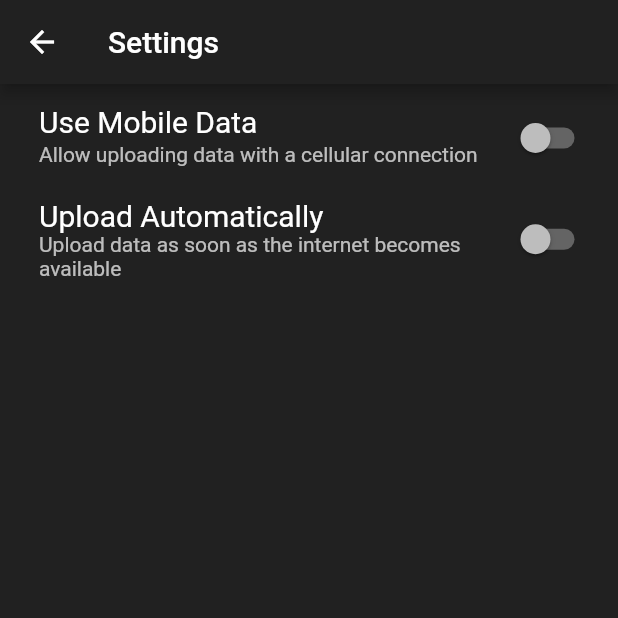
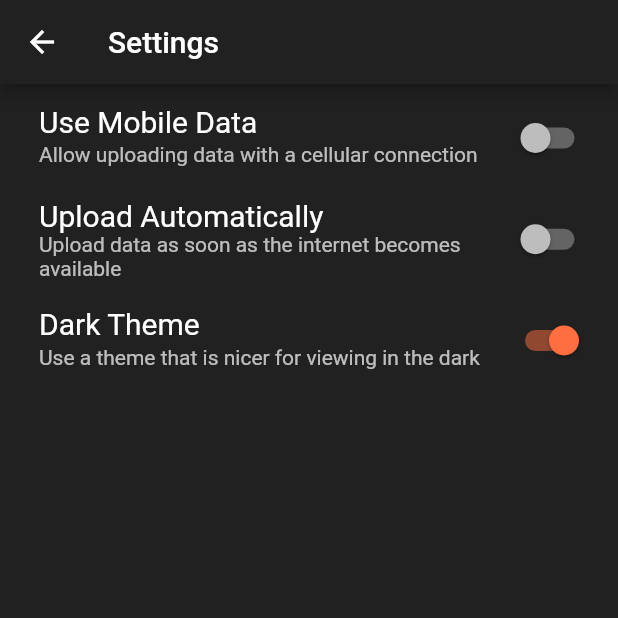
Before and after one commit to Ndimande/Oltrac-project, a Flutter app: the SettingsScreen screen opened by its route, on a phone screen of 412 x 824 dp, the top half of it. Run offline on Flutter 3.47's test engine with Material 2 defaults, Android fonts, the phone set to English and light mode, and no system bars; our stand-ins replace flutter_mobx, geolocator, mobx, package_info, sqflite, timeago; missing offline and left inert: flutter_nfc_reader; accounts and stored records are empty; generated files the repository leaves out were written again.

Commit message:
layout consistent. Everything working

```diff
--- a/lib/app_config.dart
+++ b/lib/app_config.dart
@@ -24,6 +24,12 @@ class AppConfig {
   /// The title of the app
   static const appTitle = 'OlTrace';
 
+  static const defaultAppSettings = <String, dynamic>{
+    'mobile_data': false,
+    'upload_automatically': false,
+    'dark_theme': true
+  };
+
   /// The sqlite database filename
   static const databaseFilename = 'oltrace.db';
 
@@ -39,27 +45,52 @@ class AppConfig {
 
   static final textColor2 = Colors.grey[500];
 
-  static final _dividerThemeData = DividerThemeData(
-    thickness: 4,
-    space: 3,
-    indent: 10,
-    endIndent: 10,
-    color: accentColor,
+  /// Material app global theme data
+  static final olspsTheme = _olspsTheme;
+  static final darkTheme = _darkTheme;
+
+  static final migrations = appMigrations;
+}
+
+MaterialColor olracBlue = MaterialColor(0xFF458196, {
+  50: Color.fromRGBO(4, 131, 184, .1),
+  100: Color.fromRGBO(4, 131, 184, .2),
+  200: Color.fromRGBO(4, 131, 184, .3),
+  300: Color.fromRGBO(4, 131, 184, .4),
+  400: Color.fromRGBO(4, 131, 184, .5),
+  500: Color.fromRGBO(4, 131, 184, .6),
+  600: Color.fromRGBO(4, 131, 184, .7),
+  700: Color.fromRGBO(4, 131, 184, .8),
+  800: Color.fromRGBO(4, 131, 184, .9),
+  900: Color.fromRGBO(4, 131, 184, 1),
+});
+final _olspsTheme = ThemeData(
+  primarySwatch: olracBlue,
+  accentColor: olracBlue,
+  dialogTheme: DialogTheme(
+    titleTextStyle: TextStyle(fontSize: 32, color: Colors.black),
+    contentTextStyle: TextStyle(fontSize: 20, color: Colors.black),
+  ),
+  textTheme: TextTheme(
+    body1: TextStyle(color: Colors.black),
+    body2: TextStyle(color: Colors.black), // Drawer menu items
+    caption: TextStyle(color: Colors.black), // List item caption
+    subhead: TextStyle(color: Colors.black), // List item heading / Car items
+  ),
 );
 
-  /// Material app global theme data
-  static final materialAppTheme = ThemeData(
+final _darkTheme = ThemeData(
   snackBarTheme: SnackBarThemeData(
-      actionTextColor: accentColor,
+    actionTextColor: Colors.deepOrangeAccent,
     contentTextStyle: TextStyle(color: Colors.white, fontSize: 18),
     backgroundColor: Colors.black,
   ),
-    scaffoldBackgroundColor: AppConfig.backgroundColor,
+  scaffoldBackgroundColor: Colors.grey[900],
   cardTheme: CardTheme(
     margin: EdgeInsets.symmetric(horizontal: 10, vertical: 8),
   ),
   dialogTheme: DialogTheme(
-      backgroundColor: AppConfig.primarySwatchDark,
+    backgroundColor: Colors.grey[750],
     titleTextStyle: TextStyle(fontSize: 32),
     contentTextStyle: TextStyle(fontSize: 20),
   ),
@@ -78,7 +109,7 @@ class AppConfig {
     ),
     focusedBorder: OutlineInputBorder(
       borderSide: BorderSide(
-          color: AppConfig.accentColor,
+        color: Colors.deepOrangeAccent,
         width: 3,
       ),
     ),
@@ -94,7 +125,7 @@ class AppConfig {
     ),
     labelStyle: TextStyle(
       fontSize: 26,
-        color: AppConfig.primarySwatchDark,
+      color: Colors.grey[750],
     ),
     helperStyle: TextStyle(
       fontSize: 16,
@@ -104,48 +135,26 @@ class AppConfig {
     fillColor: Colors.pink,
     hoverColor: Colors.pink,
   ),
-    canvasColor: primarySwatchDark,
+  canvasColor: Colors.grey[750],
   buttonTheme: ButtonThemeData(
-      buttonColor: primarySwatch,
+    buttonColor: Colors.grey,
     textTheme: ButtonTextTheme.primary,
   ),
   textTheme: TextTheme(
-      body1: TextStyle(color: textColor1),
-      body2: TextStyle(color: textColor1), // Drawer menu items
-      button: TextStyle(color: Colors.pink),
-      display1: TextStyle(color: Colors.pink),
-      display2: TextStyle(color: Colors.pink),
-      display3: TextStyle(color: Colors.pink),
+    body1: TextStyle(color: Colors.white),
+    body2: TextStyle(color: Colors.white), // Drawer menu items
     caption: TextStyle(color: Colors.white70), // List item caption
-      title: TextStyle(color: Colors.pink),
-      subtitle: TextStyle(color: Colors.pink),
-      headline: TextStyle(color: Colors.pink),
-      subhead: TextStyle(color: textColor1), // List item heading / Car items
-      display4: TextStyle(color: Colors.pink),
-      overline: TextStyle(color: Colors.pink),
+    subhead: TextStyle(color: Colors.white), // List item heading / Car items
   ),
-    // Appears to do nothing
-    accentTextTheme: TextTheme(
-      body1: TextStyle(color: Colors.pink),
-      body2: TextStyle(color: Colors.pink), // Drawer menu items
-      button: TextStyle(color: Colors.pink),
-      display1: TextStyle(color: Colors.pink),
-      display2: TextStyle(color: Colors.pink),
-      display3: TextStyle(color: Colors.pink),
-      caption: TextStyle(color: Colors.pink), // List item caption
-      title: TextStyle(color: Colors.pink),
-      subtitle: TextStyle(color: Colors.pink),
-      headline: TextStyle(color: Colors.pink),
-      subhead: TextStyle(color: Colors.pink), // List item heading
-      display4: TextStyle(color: Colors.pink),
-      overline: TextStyle(color: Colors.pink),
+  backgroundColor: Colors.grey[900],
+  primarySwatch: Colors.grey,
+  accentColor: Colors.deepOrangeAccent,
+  dividerTheme: DividerThemeData(
+    thickness: 4,
+    space: 3,
+    indent: 10,
+    endIndent: 10,
+    color: Colors.deepOrangeAccent,
   ),
-    backgroundColor: backgroundColor,
-    primarySwatch: primarySwatch,
-    accentColor: accentColor,
-    dividerTheme: _dividerThemeData,
   brightness: Brightness.dark,
 );
-
-  static final migrations = appMigrations;
-}
--- a/lib/main.dart
+++ b/lib/main.dart
@@ -53,7 +53,7 @@ Future<AppStore> _initApp(AppStore appStore, Database database) async {
   appStore.packageInfo = await PackageInfo.fromPlatform();
 
   // Restore persisted data into app state
-  return await _restoreState(database, appStore);
+  return await _restoreState(appStore, database);
 }
 
 /// Run the database migrator which will create
@@ -65,7 +65,7 @@ Future<void> _migrateDatabase(Database database, bool resetDatabase) async {
 }
 
 /// Restore the saved state from the database and elsewhere.
-Future<AppStore> _restoreState(Database database, AppStore appStore) async {
+Future<AppStore> _restoreState(AppStore appStore, Database database) async {
   final tripRepo = TripRepository();
   final haulRepo = HaulRepository();
   final jsonRepo = JsonRepository();
@@ -75,6 +75,14 @@ Future<AppStore> _restoreState(Database database, AppStore appStore) async {
   final Map profile = await jsonRepo.get('profile');
   if (profile != null) {
     appStore.profile = Profile.fromMap(profile);
+  }
+
+  // Settings
+  final Map settings = await jsonRepo.get('settings');
+  if (settings != null) {
+    appStore.settings = settings;
+  } else {
+    appStore.settings = AppConfig.defaultAppSettings;
   }
 
   // Active trip
@@ -132,11 +140,16 @@ class OlTraceApp extends StatefulWidget {
   OlTraceApp(this._appStore, this.database);
 
   @override
-  State<StatefulWidget> createState() => OlTraceAppState();
+  State<StatefulWidget> createState() {
+    return OlTraceAppState();
+  }
 }
 
 class OlTraceAppState extends State<OlTraceApp> {
   final navigatorKey = GlobalKey<NavigatorState>();
+  ThemeData theme = AppConfig.darkTheme;
+
+  OlTraceAppState();
 
   @override
   void initState() {
@@ -162,7 +175,7 @@ class OlTraceAppState extends State<OlTraceApp> {
     return MaterialApp(
       navigatorKey: navigatorKey,
       title: AppConfig.appTitle,
-      theme: AppConfig.materialAppTheme,
+      theme: theme,
       initialRoute: 'splash',
       routes: {
         'splash': (context) => SplashScreen(),
@@ -172,7 +185,12 @@ class OlTraceAppState extends State<OlTraceApp> {
         '/fishing_methods': (context) => FishingMethodScreen(),
         '/welcome': (context) => WelcomeScreen(),
         '/trip_history': (context) => TripHistoryScreen(),
-        '/settings': (context) => SettingsScreen(),
+        '/settings': (context) => SettingsScreen(
+              theme,
+              (t) => setState(() {
+                theme = t;
+              }),
+            ),
         '/tag': (context) => TagScreen(),
         '/create_product': (context) => CreateProductScreen(),
       },
--- a/lib/models/location.dart
+++ b/lib/models/location.dart
@@ -39,7 +39,7 @@ class Location extends Model {
         longitude = position.longitude;
 
   @override
-  String toString() => "$sexagesimalLat $sexagesimalLon";
+  String toString() => "$sexagesimalLat, $sexagesimalLon";
 
   @override
   Model copyWith({double latitude, double longitude}) {
--- a/lib/stores/app_store.dart
+++ b/lib/stores/app_store.dart
@@ -24,6 +24,9 @@ abstract class _AppStore with Store {
   final tagRepo = TagRepository();
   final jsonRepo = JsonRepository();
   final Geolocator geoLocator = Geolocator();
+
+  @observable
+  Map<String, dynamic> settings;
 
   /// Trips that have been completed / ended.
   @observable
--- a/lib/widgets/oltrace_drawer.dart
+++ b/lib/widgets/oltrace_drawer.dart
@@ -2,7 +2,6 @@ import 'package:flutter/material.dart';
 import 'package:oltrace/app_config.dart';
 import 'package:oltrace/models/profile.dart';
 import 'package:oltrace/stores/app_store.dart';
-import 'package:oltrace/widgets/location.dart';
 
 final Color _drawerHeaderColor = AppConfig.backgroundColor;
 final Color _drawerHeaderTextColor = AppConfig.textColor1;
--- a/lib/widgets/screens/main/haul_section.dart
+++ b/lib/widgets/screens/main/haul_section.dart
@@ -31,16 +31,14 @@ class HaulSection extends StatelessWidget {
       final hauls = _appStore.activeTrip.hauls.reversed.toList();
 
       return Column(
-        crossAxisAlignment: CrossAxisAlignment.start,
         children: <Widget>[
           Container(
             height: 50,
             child: Container(
-              alignment: Alignment.centerLeft,
-              margin: EdgeInsets.only(left: 20),
+              alignment: Alignment.center,
               child: Text(
                 'Hauls',
-                style: TextStyle(fontSize: 20),
+                style: TextStyle(fontSize: 30),
               ),
             ),
           ),
--- a/lib/widgets/screens/settings.dart
+++ b/lib/widgets/screens/settings.dart
@@ -1,9 +1,16 @@
 import 'package:flutter/material.dart';
+import 'package:oltrace/app_config.dart';
+import 'package:oltrace/providers/store.dart';
+import 'package:oltrace/repositories/json.dart';
+import 'package:oltrace/stores/app_store.dart';
 
 final double _fontSize = 20;
 
 class SettingsScreen extends StatefulWidget {
-  SettingsScreen();
+  final ThemeData theme;
+  final Function setTheme;
+
+  SettingsScreen(this.theme, this.setTheme);
 
   @override
   State<StatefulWidget> createState() => SettingsScreenState();
@@ -12,6 +19,9 @@ class SettingsScreen extends StatefulWidget {
 class SettingsScreenState extends State<SettingsScreen> {
   bool _allowMobileData = false;
   bool _uploadAutomatically = false;
+  bool _darkTheme = true;
+
+  SettingsScreenState();
 
   Widget _buildAllowMobile() {
     final title = 'Use Mobile Data';
@@ -51,6 +61,31 @@ class SettingsScreenState extends State<SettingsScreen> {
     );
   }
 
+  Widget _buildEnableDarkTheme() {
+    final title = 'Dark Theme';
+    final subtitle = 'Use a theme that is nicer for viewing in the dark';
+
+    return SwitchListTile(
+      subtitle: Text(subtitle),
+      title: Text(
+        title,
+        style: TextStyle(fontSize: _fontSize),
+      ),
+      value: _darkTheme,
+      onChanged: (state) {
+        return; // todo Disabled for now
+        if (state)
+          widget.setTheme(AppConfig.darkTheme);
+        else
+          widget.setTheme(AppConfig.olspsTheme);
+
+        setState(() {
+          _darkTheme = !_darkTheme;
+        });
+      },
+    );
+  }
+
   @override
   Widget build(BuildContext context) {
     return Scaffold(
@@ -60,7 +95,11 @@ class SettingsScreenState extends State<SettingsScreen> {
         body: Container(
           margin: EdgeInsets.only(left: 10),
           child: Column(
-            children: <Widget>[_buildAllowMobile(), _buildAutoUpload()],
+            children: <Widget>[
+              _buildAllowMobile(),
+              _buildAutoUpload(),
+              _buildEnableDarkTheme(),
+            ],
           ),
         ));
   }
```
Also changed, not shown: lib/widgets/haul_list_item.dart (+5 -3 lines), lib/widgets/screens/create_tag.dart (+8 -15 lines), lib/widgets/screens/haul.dart (+12 -4 lines), lib/widgets/screens/main/no_active_trip.dart (+5 -13 lines), lib/widgets/screens/tag.dart (+13 -7 lines), lib/widgets/screens/trip.dart (+23 -11 lines), lib/widgets/screens/trip_history.dart (+7 -2 lines), lib/widgets/tag_list_item.dart (+8 -2 lines), lib/widgets/trip_list_item.dart (+6 -3 lines). Lines whose indentation alone changed are shown as unchanged.
